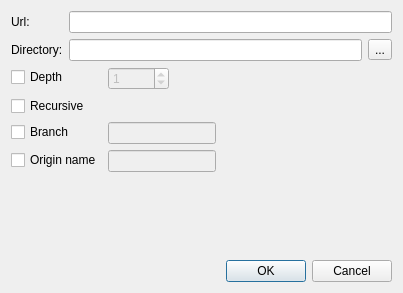
The window that src/dialogs/clonedialog.ui (KDE/kommit) describes before a commit, drawn with Qt 5.
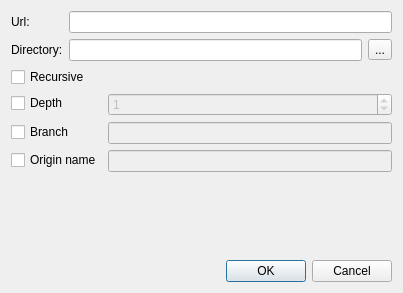
The same window after the commit. Icons and pictures are not drawn.

Commit message: Fix initial path in clone dialog

Diff of the .ui file:
```diff
--- a/src/dialogs/clonedialog.ui
+++ b/src/dialogs/clonedialog.ui
@@ -61,20 +61,21 @@
    </item>
    <item>
     <layout class="QFormLayout" name="formLayout_2">
-     <property name="fieldGrowthPolicy">
-      <enum>QFormLayout::FieldsStayAtSizeHint</enum>
-     </property>
-     <property name="labelAlignment">
-      <set>Qt::AlignLeading|Qt::AlignLeft|Qt::AlignVCenter</set>
-     </property>
      <item row="0" column="0">
+      <widget class="QCheckBox" name="checkBoxRecursive">
+       <property name="text">
+        <string>Recursive</string>
+       </property>
+      </widget>
+     </item>
+     <item row="1" column="0">
       <widget class="QCheckBox" name="checkBoxDepth">
        <property name="text">
         <string>Depth</string>
        </property>
       </widget>
      </item>
-     <item row="0" column="1">
+     <item row="1" column="1">
       <widget class="QSpinBox" name="spinBoxDepth">
        <property name="enabled">
         <bool>false</bool>
@@ -87,13 +88,6 @@
        </property>
       </widget>
      </item>
-     <item row="1" column="0">
-      <widget class="QCheckBox" name="checkBoxRecursive">
-       <property name="text">
-        <string>Recursive</string>
-       </property>
-      </widget>
-     </item>
      <item row="2" column="0">
       <widget class="QCheckBox" name="checkBoxBranch">
        <property name="text">
```
The commit also changes 1 other file.
